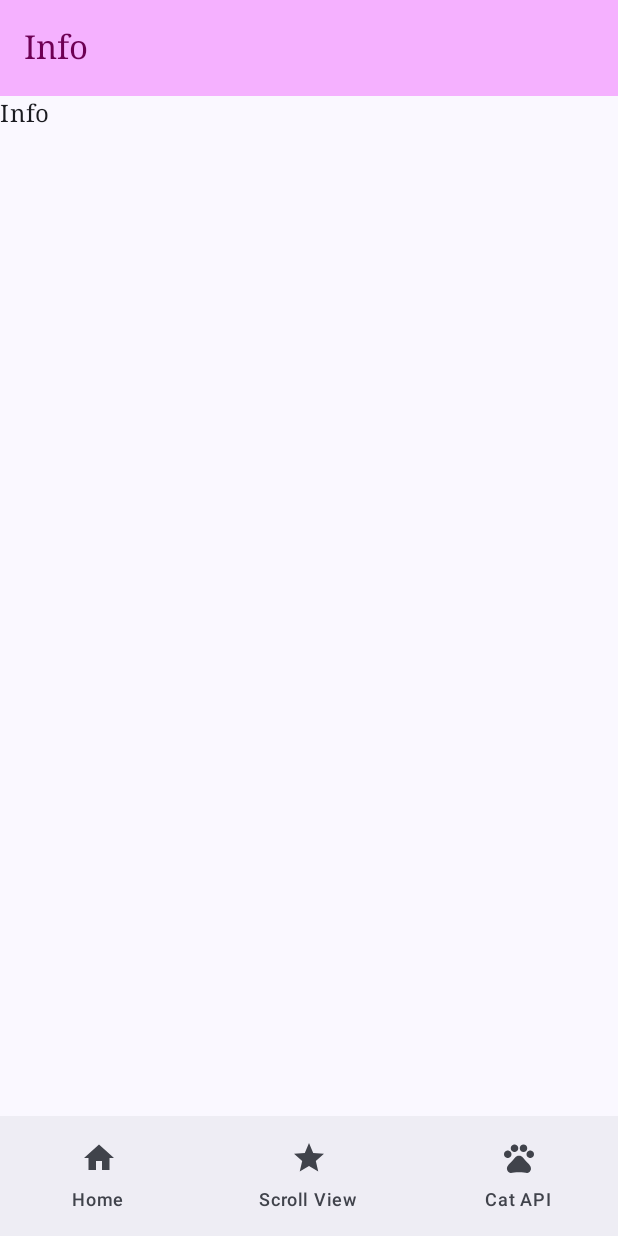
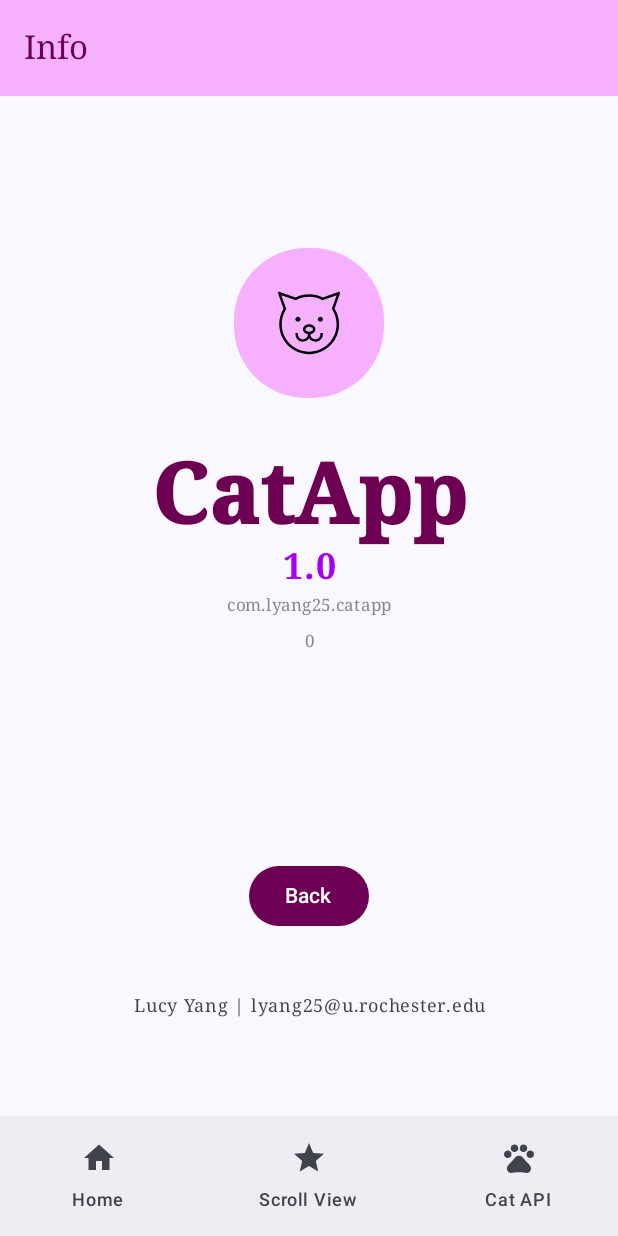
Before and after one commit to luyaso/CatApp, an Android app built with Jetpack Compose: the screen it shows after launch (MainActivity), after a tap on "Info", on a phone screen of 412 x 824 dp. Run offline under Robolectric (Android 15) with nearby library versions, the phone set to English and light mode, and no system bars.

Commit message:
added infoscreen

```diff
--- a/app/src/main/java/com/lyang25/catapp/ui/screens/InfoScreen.kt
+++ b/app/src/main/java/com/lyang25/catapp/ui/screens/InfoScreen.kt
@@ -1,13 +1,125 @@
 package com.lyang25.catapp.ui.screens
 
+import androidx.compose.foundation.Image
+import androidx.compose.foundation.background
+import androidx.compose.foundation.layout.Arrangement
+import androidx.compose.foundation.layout.Box
+import androidx.compose.foundation.layout.Column
+import androidx.compose.foundation.layout.Row
+import androidx.compose.foundation.layout.fillMaxWidth
+import androidx.compose.foundation.layout.padding
+import androidx.compose.foundation.layout.size
+import androidx.compose.foundation.shape.RoundedCornerShape
+import androidx.compose.material3.Button
+import androidx.compose.material3.ButtonDefaults
 import androidx.compose.material3.Text
 import androidx.compose.runtime.Composable
+import androidx.compose.ui.Alignment
+import androidx.compose.ui.Modifier
+import androidx.compose.ui.draw.clip
+import androidx.compose.ui.graphics.Color
+import androidx.compose.ui.res.painterResource
 import androidx.compose.ui.res.stringResource
+import androidx.compose.ui.text.font.FontWeight
+import androidx.compose.ui.text.style.TextAlign
+import androidx.compose.ui.tooling.preview.Preview
+import androidx.compose.ui.unit.dp
+import androidx.compose.ui.unit.sp
+import com.lyang25.catapp.BuildConfig
 import com.lyang25.catapp.R
+import com.lyang25.catapp.ui.theme.CatAppTheme
 
 @Composable
 fun InfoScreen(
     navToHomeScreen: () -> Unit = {},
 ) {
-    Text(text = stringResource(id = R.string.info))
+    Column(
+        horizontalAlignment = Alignment.CenterHorizontally,
+        modifier = Modifier
+            .fillMaxWidth()
+            .padding(horizontal = 12.dp)
+    ) {
+        Column(
+            horizontalAlignment = Alignment.CenterHorizontally,
+            verticalArrangement = Arrangement.Center,
+            modifier = Modifier
+                .weight(6f)
+        ) {
+            Image(
+                painterResource(id = R.drawable.ic_launcher_foreground),
+                contentDescription = null,
+                Modifier
+                    .clip(RoundedCornerShape(48.dp))
+                    .background(Color.hsl(292.5f, 1f, 0.847f))
+                    .size(100.dp),
+            )
+
+            Column(
+                modifier = Modifier
+                    .padding(32.dp),
+                horizontalAlignment = Alignment.CenterHorizontally,
+            ) {
+                Text(
+                    text = stringResource(id = R.string.app_name),
+                    textAlign = TextAlign.Center,
+                    color = Color.hsl(314f, 1f, 0.216f),
+                    fontWeight = FontWeight.Black,
+                    fontSize = 56.sp,
+                )
+                Text(
+                    text = BuildConfig.VERSION_NAME,
+                    textAlign = TextAlign.Center,
+                    color = Color.hsl(281.6f, 1f, 0.471f),
+                    fontWeight = FontWeight.Bold,
+                    fontSize = 24.sp,
+                )
+                Text(
+                    text = BuildConfig.APPLICATION_ID,
+                    color = Color.Gray,
+                    textAlign = TextAlign.Center,
+                    fontSize = 11.sp,
+                )
+                Text(
+                    text = BuildConfig.BUILD_TIME.toString(),
+                    color = Color.Gray,
+                    textAlign = TextAlign.Center,
+                    fontWeight = FontWeight.Light,
+                    fontSize = 11.sp,
+                )
+            }
+        }
+
+        Box(
+            Modifier.weight(1f)
+        ) {
+            Button(
+                onClick = { navToHomeScreen() },
+                colors = ButtonDefaults.buttonColors(
+                    containerColor = Color.hsl(314f, 1f, 0.216f),
+                    contentColor = Color.White
+                ),
+            ) {
+                Text(text = stringResource(id = R.string.back))
+            }
+        }
+
+        Row(
+            Modifier.weight(1f),
+        ) {
+            Text(
+                text = stringResource(id = R.string.author),
+                color = Color.DarkGray,
+                textAlign = TextAlign.Center,
+                fontSize = 12.sp,
+            )
+        }
+    }
 }
+
+@Preview(showBackground = true)
+@Composable
+fun InfoScreenPreview() {
+    CatAppTheme {
+        InfoScreen()
+    }
+}
--- a/app/src/main/java/com/lyang25/catapp/ui/screens/catapi/MainScreen.kt
+++ b/app/src/main/java/com/lyang25/catapp/ui/screens/catapi/MainScreen.kt
@@ -37,7 +37,7 @@ fun MainScreen(
     hideDetail: () -> Unit,
 ) {
 
-    var isEnabled by remember { mutableStateOf(true) }
+    var isEnabled by remember { mutableStateOf(false) }
     var selectedCat by remember { mutableStateOf("") }
     var address by remember { mutableStateOf(CatApp.DEFAULT_IMAGE_URL) }
 
@@ -52,6 +52,9 @@ fun MainScreen(
         }
         catUiState.catName.let { newName ->
             selectedCat = newName
+        }
+        if (catUiState.cat.CatId != 0) {
+            isEnabled = true
         }
 
         Column (
--- a/app/src/main/res/values/strings.xml
+++ b/app/src/main/res/values/strings.xml
@@ -16,4 +16,5 @@
     <string name="back">Back</string>
     <string name="switchmemento">Show Memento Description</string>
     <string name="readfromfile">Read from File</string>
+    <string name="author">Lucy Yang | lyang25@u.rochester.edu</string>
 </resources>
```
